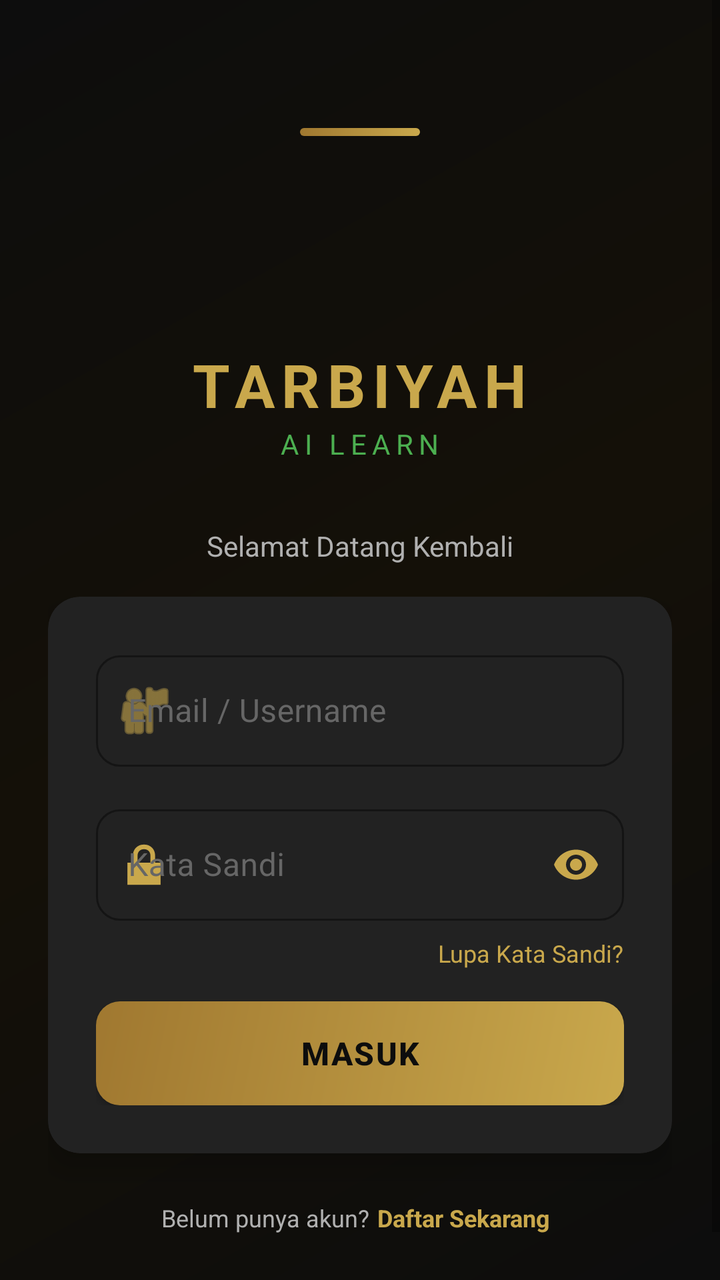
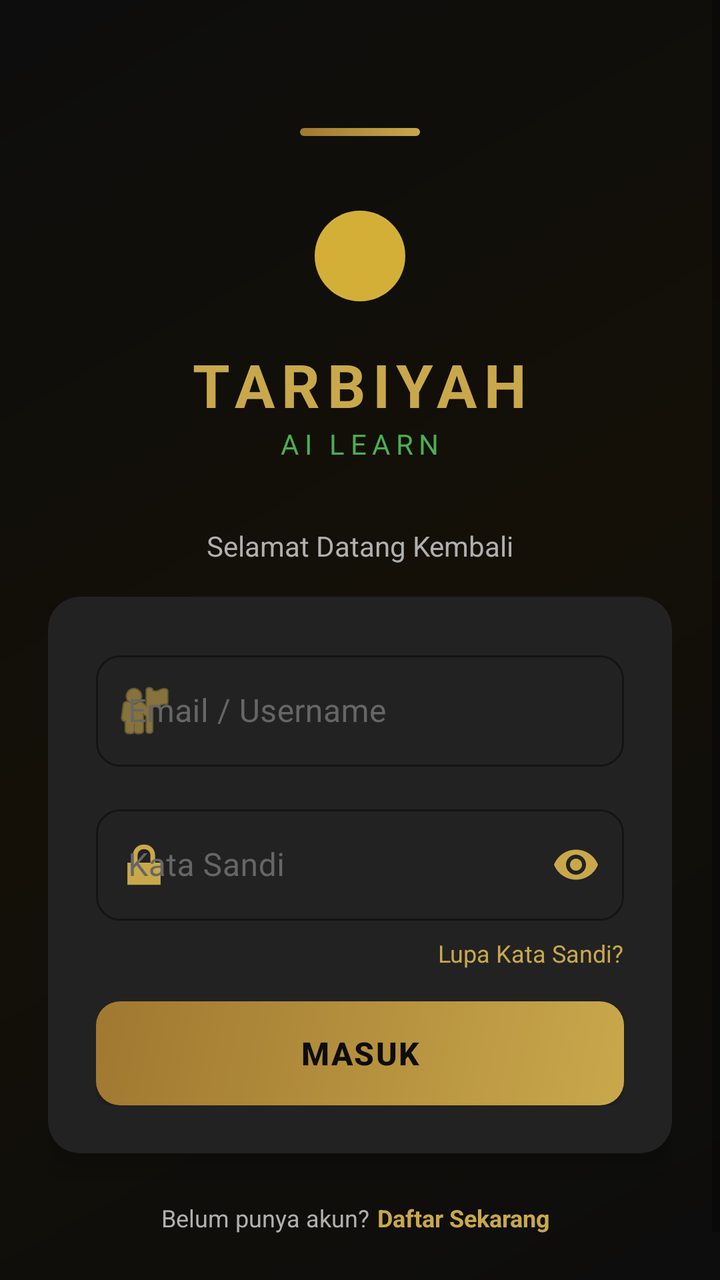

Compare the two renders of this Android layout. The source of the first and the diff that turns it into the second are given below.
<!-- AndroidManifest.xml: application theme Theme.TarbiyahAiLearn -->
<!-- res/layout/activity_login.xml -->
<?xml version="1.0" encoding="utf-8"?>
<ScrollView
    xmlns:android="http://schemas.android.com/apk/res/android"
    xmlns:app="http://schemas.android.com/apk/res-auto"
    android:layout_width="match_parent"
    android:layout_height="match_parent"
    android:background="@drawable/bg_auth"
    android:fillViewport="true">

    <androidx.constraintlayout.widget.ConstraintLayout
        android:layout_width="match_parent"
        android:layout_height="wrap_content"
        android:padding="@dimen/spacing_lg">

        
        <View
            android:id="@+id/accent_bar"
            android:layout_width="60dp"
            android:layout_height="4dp"
            android:background="@drawable/bg_button_gold"
            android:layout_marginTop="40dp"
            app:layout_constraintTop_toTopOf="parent"
            app:layout_constraintStart_toStartOf="parent"
            app:layout_constraintEnd_toEndOf="parent" />

        
        <ImageView
            android:id="@+id/iv_logo"
            android:layout_width="72dp"
            android:layout_height="72dp"
            android:src="@mipmap/ic_launcher"
            android:layout_marginTop="@dimen/spacing_lg"
            app:layout_constraintTop_toBottomOf="@id/accent_bar"
            app:layout_constraintStart_toStartOf="parent"
            app:layout_constraintEnd_toEndOf="parent" />

        
        <TextView
            android:id="@+id/tv_app_name"
            android:layout_width="wrap_content"
            android:layout_height="wrap_content"
            android:text="TARBIYAH"
            android:textColor="@color/gold_primary"
            android:textSize="30sp"
            android:textStyle="bold"
            android:letterSpacing="0.12"
            android:layout_marginTop="@dimen/spacing_sm"
            app:layout_constraintTop_toBottomOf="@id/iv_logo"
            app:layout_constraintStart_toStartOf="parent"
            app:layout_constraintEnd_toEndOf="parent" />

        
        <TextView
            android:id="@+id/tv_tagline"
            android:layout_width="wrap_content"
            android:layout_height="wrap_content"
            android:text="AI LEARN"
            android:textColor="@color/green_light"
            android:textSize="14sp"
            android:letterSpacing="0.2"
            app:layout_constraintTop_toBottomOf="@id/tv_app_name"
            app:layout_constraintStart_toStartOf="parent"
            app:layout_constraintEnd_toEndOf="parent" />

        
        <TextView
            android:id="@+id/tv_welcome"
            android:layout_width="wrap_content"
            android:layout_height="wrap_content"
            android:text="Selamat Datang Kembali"
            android:textColor="@color/text_secondary"
            android:textSize="14sp"
            android:layout_marginTop="@dimen/spacing_xl"
            app:layout_constraintTop_toBottomOf="@id/tv_tagline"
            app:layout_constraintStart_toStartOf="parent"
            app:layout_constraintEnd_toEndOf="parent" />

        
        <androidx.cardview.widget.CardView
            android:id="@+id/card_login"
            android:layout_width="match_parent"
            android:layout_height="wrap_content"
            app:cardBackgroundColor="@color/black_card"
            app:cardCornerRadius="@dimen/card_corner_radius"
            app:cardElevation="@dimen/card_elevation"
            android:layout_marginTop="@dimen/spacing_md"
            app:layout_constraintTop_toBottomOf="@id/tv_welcome"
            app:layout_constraintStart_toStartOf="parent"
            app:layout_constraintEnd_toEndOf="parent">

            <LinearLayout
                android:layout_width="match_parent"
                android:layout_height="wrap_content"
                android:orientation="vertical"
                android:padding="@dimen/spacing_lg">

                
                <com.google.android.material.textfield.TextInputLayout
                    android:id="@+id/til_email"
                    style="@style/Widget.TarbiyahAiLearn.TextInput"
                    android:layout_width="match_parent"
                    android:layout_height="wrap_content"
                    android:hint="@string/label_email"
                    app:startIconDrawable="@android:drawable/ic_menu_myplaces">

                    <com.google.android.material.textfield.TextInputEditText
                        android:id="@+id/et_email"
                        android:layout_width="match_parent"
                        android:layout_height="wrap_content"
                        android:inputType="textEmailAddress"
                        android:textColor="@color/text_primary"
                        android:textColorHint="@color/text_hint"
                        android:imeOptions="actionNext" />
                </com.google.android.material.textfield.TextInputLayout>

                
                <com.google.android.material.textfield.TextInputLayout
                    android:id="@+id/til_password"
                    style="@style/Widget.TarbiyahAiLearn.TextInput"
                    android:layout_width="match_parent"
                    android:layout_height="wrap_content"
                    android:hint="@string/label_password"
                    android:layout_marginTop="@dimen/spacing_md"
                    app:startIconDrawable="@android:drawable/ic_lock_lock"
                    app:endIconMode="password_toggle">

                    <com.google.android.material.textfield.TextInputEditText
                        android:id="@+id/et_password"
                        android:layout_width="match_parent"
                        android:layout_height="wrap_content"
                        android:inputType="textPassword"
                        android:textColor="@color/text_primary"
                        android:textColorHint="@color/text_hint"
                        android:imeOptions="actionDone" />
                </com.google.android.material.textfield.TextInputLayout>

                
                <TextView
                    android:id="@+id/tv_forgot_password"
                    android:layout_width="wrap_content"
                    android:layout_height="wrap_content"
                    android:text="@string/forgot_password"
                    android:textColor="@color/gold_primary"
                    android:textSize="@dimen/text_sm"
                    android:layout_gravity="end"
                    android:paddingTop="@dimen/spacing_sm"
                    android:paddingBottom="@dimen/spacing_sm" />

                
                <Button
                    android:id="@+id/btn_login"
                    android:layout_width="match_parent"
                    android:layout_height="@dimen/btn_height"
                    android:text="@string/btn_login"
                    android:textColor="@color/black_primary"
                    android:textStyle="bold"
                    android:textSize="@dimen/text_body"
                    android:letterSpacing="0.05"
                    android:background="@drawable/bg_button_gold"
                    android:layout_marginTop="@dimen/spacing_sm" />

            </LinearLayout>
        </androidx.cardview.widget.CardView>

        
        <LinearLayout
            android:id="@+id/ll_register_link"
            android:layout_width="wrap_content"
            android:layout_height="wrap_content"
            android:orientation="horizontal"
            android:layout_marginTop="@dimen/spacing_lg"
            app:layout_constraintTop_toBottomOf="@id/card_login"
            app:layout_constraintStart_toStartOf="parent"
            app:layout_constraintEnd_toEndOf="parent"
            app:layout_constraintBottom_toBottomOf="parent"
            android:layout_marginBottom="@dimen/spacing_lg">

            <TextView
                android:layout_width="wrap_content"
                android:layout_height="wrap_content"
                android:text="@string/no_account"
                android:textColor="@color/text_secondary"
                android:textSize="@dimen/text_sm" />

            <TextView
                android:id="@+id/tv_go_register"
                android:layout_width="wrap_content"
                android:layout_height="wrap_content"
                android:text="@string/btn_register"
                android:textColor="@color/gold_primary"
                android:textSize="@dimen/text_sm"
                android:textStyle="bold"
                android:paddingStart="4dp"
                android:paddingEnd="4dp" />
        </LinearLayout>

    </androidx.constraintlayout.widget.ConstraintLayout>
</ScrollView>
<!-- resources referenced by this layout -->
<resources>
  <color name="black_card">#222222</color>
  <color name="black_primary">#0D0D0D</color>
  <color name="gold_primary">#C9A84C</color>
  <color name="green_light">#4CAF50</color>
  <color name="text_hint">#666666</color>
  <color name="text_primary">#F5F5F5</color>
  <color name="text_secondary">#B0B0B0</color>
  <dimen name="btn_height">52dp</dimen>
  <dimen name="card_corner_radius">16dp</dimen>
  <dimen name="card_elevation">8dp</dimen>
  <dimen name="spacing_lg">24dp</dimen>
  <dimen name="spacing_md">16dp</dimen>
  <dimen name="spacing_sm">8dp</dimen>
  <dimen name="spacing_xl">32dp</dimen>
  <dimen name="text_body">16sp</dimen>
  <dimen name="text_sm">12sp</dimen>
  <!-- drawable bg_auth (drawable) -->
  <?xml version="1.0" encoding="utf-8"?>
  <shape xmlns:android="http://schemas.android.com/apk/res/android"
      android:shape="rectangle">
      <gradient
          android:startColor="#0D0D0D"
          android:centerColor="#141008"
          android:endColor="#0D0D0D"
          android:angle="135"
          android:type="linear" />
  </shape>
  <!-- drawable bg_button_gold (drawable) -->
  <?xml version="1.0" encoding="utf-8"?>
  <shape xmlns:android="http://schemas.android.com/apk/res/android"
      android:shape="rectangle">
      <gradient
          android:startColor="#C9A84C"
          android:endColor="#A07830"
          android:angle="135"
          android:type="linear" />
      <corners android:radius="12dp" />
  </shape>
  <string name="btn_login">Masuk</string>
  <string name="btn_register">Daftar Sekarang</string>
  <string name="forgot_password">Lupa Kata Sandi?</string>
  <string name="label_email">Email / Username</string>
  <string name="label_password">Kata Sandi</string>
  <string name="no_account">Belum punya akun?</string>
  <style name="Widget.TarbiyahAiLearn.TextInput" parent="Widget.MaterialComponents.TextInputLayout.OutlinedBox">
          <item name="boxBackgroundColor">@color/black_card</item>
          <item name="boxStrokeColor">@color/gold_primary</item>
          <item name="hintTextColor">@color/gold_primary</item>
          <item name="android:textColorHint">@color/text_hint</item>
          <item name="boxCornerRadiusTopStart">12dp</item>
          <item name="boxCornerRadiusTopEnd">12dp</item>
          <item name="boxCornerRadiusBottomStart">12dp</item>
          <item name="boxCornerRadiusBottomEnd">12dp</item>
          <item name="startIconTint">@color/gold_primary</item>
          <item name="endIconTint">@color/gold_primary</item>
      </style>
  <color name="gold_dark">#A07830</color>
  <color name="green_primary">#2E7D32</color>
  <color name="green_dark">#1B5E20</color>
  <color name="black_surface">#1A1A1A</color>
  <color name="nav_background">#161616</color>
  <style name="TextAppearance.TarbiyahAiLearn.Popup" parent="TextAppearance.MaterialComponents.Subtitle1">
          <item name="android:textColor">@color/text_primary</item>
      </style>
</resources>

<!-- the commit's change to res/layout/activity_login.xml (unified diff, before → after) -->
@@ -28,7 +28,7 @@
             android:id="@+id/iv_logo"
             android:layout_width="72dp"
             android:layout_height="72dp"
-            android:src="@mipmap/ic_launcher"
+            android:src="@drawable/ic_launcher_foreground"
             android:layout_marginTop="@dimen/spacing_lg"
             app:layout_constraintTop_toBottomOf="@id/accent_bar"
             app:layout_constraintStart_toStartOf="parent"
<!-- resource entries referenced after the edit -->
@@ -38,6 +38,17 @@
           android:type="linear" />
       <corners android:radius="12dp" />
   </shape>
+  <!-- drawable ic_launcher_foreground (drawable) -->
+  <?xml version="1.0" encoding="utf-8"?>
+  <vector xmlns:android="http://schemas.android.com/apk/res/android"
+      android:width="108dp"
+      android:height="108dp"
+      android:viewportWidth="108"
+      android:viewportHeight="108">
+      <path
+          android:fillColor="#D4AF37"
+          android:pathData="M54,20c18.778,0 34,15.222 34,34S72.778,88 54,88S20,72.778 20,54S35.222,20 54,20z" />
+  </vector>
   <string name="btn_login">Masuk</string>
   <string name="btn_register">Daftar Sekarang</string>
   <string name="forgot_password">Lupa Kata Sandi?</string>
